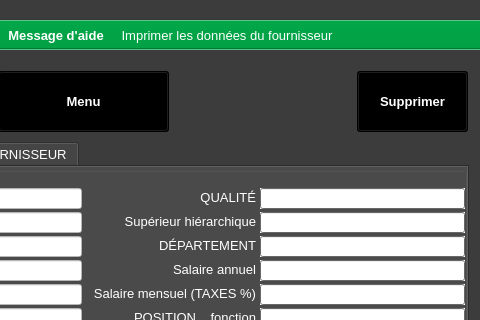
Qt form ui/supplier/yeroth-erp-fournisseur-details-window.ui (yerothd/yeroth-erp-3-0) before a commit; both pictures show x 320 to 800 and y 0 to 320 of the 800 by 600 pixel window.
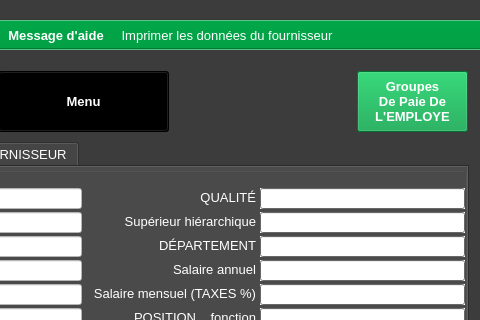
The same form after that commit. Icons and pictures are not drawn. Custom widgets are drawn as their Qt base class.

Diff of the .ui file:
```diff
--- a/ui/supplier/yeroth-erp-fournisseur-details-window.ui
+++ b/ui/supplier/yeroth-erp-fournisseur-details-window.ui
@@ -1414,45 +1414,45 @@
        <colorrole role="Button">
         <brush brushstyle="SolidPattern">
          <color alpha="255">
-          <red>0</red>
-          <green>0</green>
-          <blue>0</blue>
+          <red>2</red>
+          <green>160</green>
+          <blue>70</blue>
          </color>
         </brush>
        </colorrole>
        <colorrole role="Light">
         <brush brushstyle="SolidPattern">
          <color alpha="255">
-          <red>0</red>
-          <green>0</green>
-          <blue>0</blue>
+          <red>3</red>
+          <green>240</green>
+          <blue>105</blue>
          </color>
         </brush>
        </colorrole>
        <colorrole role="Midlight">
         <brush brushstyle="SolidPattern">
          <color alpha="255">
-          <red>0</red>
-          <green>0</green>
-          <blue>0</blue>
+          <red>2</red>
+          <green>200</green>
+          <blue>87</blue>
          </color>
         </brush>
        </colorrole>
        <colorrole role="Dark">
         <brush brushstyle="SolidPattern">
          <color alpha="255">
-          <red>0</red>
-          <green>0</green>
-          <blue>0</blue>
+          <red>1</red>
+          <green>80</green>
+          <blue>35</blue>
          </color>
         </brush>
        </colorrole>
        <colorrole role="Mid">
         <brush brushstyle="SolidPattern">
          <color alpha="255">
-          <red>0</red>
-          <green>0</green>
-          <blue>0</blue>
+          <red>1</red>
+          <green>107</green>
+          <blue>47</blue>
          </color>
         </brush>
        </colorrole>
@@ -1486,18 +1486,18 @@
        <colorrole role="Base">
         <brush brushstyle="SolidPattern">
          <color alpha="255">
-          <red>0</red>
-          <green>0</green>
-          <blue>0</blue>
+          <red>255</red>
+          <green>255</green>
+          <blue>255</blue>
          </color>
         </brush>
        </colorrole>
        <colorrole role="Window">
         <brush brushstyle="SolidPattern">
          <color alpha="255">
-          <red>0</red>
-          <green>0</green>
-          <blue>0</blue>
+          <red>2</red>
+          <green>160</green>
+          <blue>70</blue>
          </color>
         </brush>
        </colorrole>
@@ -1510,12 +1510,30 @@
          </color>
         </brush>
        </colorrole>
+       <colorrole role="Highlight">
+        <brush brushstyle="SolidPattern">
+         <color alpha="255">
+          <red>0</red>
+          <green>0</green>
+          <blue>0</blue>
+         </color>
+        </brush>
+       </colorrole>
+       <colorrole role="HighlightedText">
+        <brush brushstyle="SolidPattern">
+         <color alpha="255">
+          <red>2</red>
+          <green>160</green>
+          <blue>70</blue>
+         </color>
+        </brush>
+       </colorrole>
        <colorrole role="AlternateBase">
         <brush brushstyle="SolidPattern">
          <color alpha="255">
-          <red>0</red>
-          <green>0</green>
-          <blue>0</blue>
+          <red>128</red>
+          <green>207</green>
+          <blue>162</blue>
          </color>
         </brush>
        </colorrole>
@@ -1538,7 +1556,7 @@
         </brush>
        </colorrole>
        <colorrole role="PlaceholderText">
-        <brush brushstyle="NoBrush">
+        <brush brushstyle="SolidPattern">
          <color alpha="128">
           <red>255</red>
           <green>255</green>
@@ -1560,45 +1578,45 @@
        <colorrole role="Button">
         <brush brushstyle="SolidPattern">
          <color alpha="255">
-          <red>0</red>
-          <green>0</green>
-          <blue>0</blue>
+          <red>2</red>
+          <green>160</green>
+          <blue>70</blue>
          </color>
         </brush>
        </colorrole>
        <colorrole role="Light">
         <brush brushstyle="SolidPattern">
          <color alpha="255">
-          <red>0</red>
-          <green>0</green>
-          <blue>0</blue>
+          <red>3</red>
+          <green>240</green>
+          <blue>105</blue>
          </color>
         </brush>
        </colorrole>
        <colorrole role="Midlight">
         <brush brushstyle="SolidPattern">
          <color alpha="255">
-          <red>0</red>
-          <green>0</green>
-          <blue>0</blue>
+          <red>2</red>
+          <green>200</green>
+          <blue>87</blue>
          </color>
         </brush>
        </colorrole>
        <colorrole role="Dark">
         <brush brushstyle="SolidPattern">
          <color alpha="255">
-          <red>0</red>
-          <green>0</green>
-          <blue>0</blue>
+          <red>1</red>
+          <green>80</green>
+          <blue>35</blue>
          </color>
         </brush>
        </colorrole>
        <colorrole role="Mid">
         <brush brushstyle="SolidPattern">
          <color alpha="255">
-          <red>0</red>
-          <green>0</green>
-          <blue>0</blue>
+          <red>1</red>
+          <green>107</green>
+          <blue>47</blue>
          </color>
         </brush>
        </colorrole>
@@ -1632,18 +1650,18 @@
        <colorrole role="Base">
         <brush brushstyle="SolidPattern">
          <color alpha="255">
-          <red>0</red>
-          <green>0</green>
-          <blue>0</blue>
+          <red>255</red>
+          <green>255</green>
+          <blue>255</blue>
          </color>
         </brush>
        </colorrole>
        <colorrole role="Window">
         <brush brushstyle="SolidPattern">
          <color alpha="255">
-          <red>0</red>
-          <green>0</green>
-          <blue>0</blue>
+          <red>2</red>
+          <green>160</green>
+          <blue>70</blue>
          </color>
         </brush>
        </colorrole>
@@ -1656,12 +1674,30 @@
          </color>
         </brush>
        </colorrole>
+       <colorrole role="Highlight">
+        <brush brushstyle="SolidPattern">
+         <color alpha="255">
+          <red>0</red>
+          <green>0</green>
+          <blue>0</blue>
+         </color>
+        </brush>
+       </colorrole>
+       <colorrole role="HighlightedText">
+        <brush brushstyle="SolidPattern">
+         <color alpha="255">
+          <red>2</red>
+          <green>160</green>
+          <blue>70</blue>
+         </color>
+        </brush>
+       </colorrole>
        <colorrole role="AlternateBase">
         <brush brushstyle="SolidPattern">
          <color alpha="255">
-          <red>0</red>
-          <green>0</green>
-          <blue>0</blue>
+          <red>128</red>
+          <green>207</green>
+          <blue>162</blue>
          </color>
         </brush>
        </colorrole>
@@ -1684,7 +1720,7 @@
         </brush>
        </colorrole>
        <colorrole role="PlaceholderText">
-        <brush brushstyle="NoBrush">
+        <brush brushstyle="SolidPattern">
          <color alpha="128">
           <red>255</red>
           <green>255</green>
@@ -1697,63 +1733,63 @@
        <colorrole role="WindowText">
         <brush brushstyle="SolidPattern">
          <color alpha="255">
-          <red>0</red>
-          <green>0</green>
-          <blue>0</blue>
+          <red>1</red>
+          <green>80</green>
+          <blue>35</blue>
          </color>
         </brush>
        </colorrole>
        <colorrole role="Button">
         <brush brushstyle="SolidPattern">
          <color alpha="255">
-          <red>0</red>
-          <green>0</green>
-          <blue>0</blue>
+          <red>2</red>
+          <green>160</green>
+          <blue>70</blue>
          </color>
         </brush>
        </colorrole>
        <colorrole role="Light">
         <brush brushstyle="SolidPattern">
          <color alpha="255">
-          <red>0</red>
-          <green>0</green>
-          <blue>0</blue>
+          <red>3</red>
+          <green>240</green>
+          <blue>105</blue>
          </color>
         </brush>
        </colorrole>
        <colorrole role="Midlight">
         <brush brushstyle="SolidPattern">
          <color alpha="255">
-          <red>0</red>
-          <green>0</green>
-          <blue>0</blue>
+          <red>2</red>
+          <green>200</green>
+          <blue>87</blue>
          </color>
         </brush>
        </colorrole>
        <colorrole role="Dark">
         <brush brushstyle="SolidPattern">
          <color alpha="255">
-          <red>0</red>
-          <green>0</green>
-          <blue>0</blue>
+          <red>1</red>
+          <green>80</green>
+          <blue>35</blue>
          </color>
         </brush>
        </colorrole>
        <colorrole role="Mid">
         <brush brushstyle="SolidPattern">
          <color alpha="255">
-          <red>0</red>
-          <green>0</green>
-          <blue>0</blue>
+          <red>1</red>
+          <green>107</green>
+          <blue>47</blue>
          </color>
         </brush>
        </colorrole>
        <colorrole role="Text">
         <brush brushstyle="SolidPattern">
          <color alpha="255">
-          <red>0</red>
-          <green>0</green>
-          <blue>0</blue>
+          <red>1</red>
+          <green>80</green>
+          <blue>35</blue>
          </color>
         </brush>
        </colorrole>
@@ -1769,27 +1805,27 @@
        <colorrole role="ButtonText">
         <brush brushstyle="SolidPattern">
          <color alpha="255">
-          <red>0</red>
-          <green>0</green>
-          <blue>0</blue>
+          <red>1</red>
+          <green>80</green>
+          <blue>35</blue>
          </color>
         </brush>
        </colorrole>
        <colorrole role="Base">
         <brush brushstyle="SolidPattern">
          <color alpha="255">
-          <red>0</red>
-          <green>0</green>
-          <blue>0</blue>
+          <red>2</red>
+          <green>160</green>
+          <blue>70</blue>
          </color>
         </brush>
        </colorrole>
        <colorrole role="Window">
         <brush brushstyle="SolidPattern">
          <color alpha="255">
-          <red>0</red>
-          <green>0</green>
-          <blue>0</blue>
+          <red>2</red>
+          <green>160</green>
+          <blue>70</blue>
          </color>
         </brush>
        </colorrole>
@@ -1802,12 +1838,30 @@
          </color>
         </brush>
        </colorrole>
+       <colorrole role="Highlight">
+        <brush brushstyle="SolidPattern">
+         <color alpha="255">
+          <red>145</red>
+          <green>145</green>
+          <blue>145</blue>
+         </color>
+        </brush>
+       </colorrole>
+       <colorrole role="HighlightedText">
+        <brush brushstyle="SolidPattern">
+         <color alpha="255">
+          <red>2</red>
+          <green>160</green>
+          <blue>70</blue>
+         </color>
+        </brush>
+       </colorrole>
        <colorrole role="AlternateBase">
         <brush brushstyle="SolidPattern">
          <color alpha="255">
-          <red>0</red>
-          <green>0</green>
-          <blue>0</blue>
+          <red>2</red>
+          <green>160</green>
+          <blue>70</blue>
          </color>
         </brush>
        </colorrole>
@@ -1830,11 +1884,11 @@
         </brush>
        </colorrole>
        <colorrole role="PlaceholderText">
-        <brush brushstyle="NoBrush">
+        <brush brushstyle="SolidPattern">
          <color alpha="128">
-          <red>255</red>
-          <green>255</green>
-          <blue>255</blue>
+          <red>0</red>
+          <green>0</green>
+          <blue>0</blue>
          </color>
         </brush>
        </colorrole>
@@ -1850,7 +1904,9 @@
      </font>
     </property>
     <property name="text">
-     <string>Supprimer</string>
+     <string>Groupes
+De Paie De
+L'EMPLOYE</string>
     </property>
    </widget>
    <widget class="YerothPushButton" name="pushButton_menu">
```
Left out of the diff: 4 changed lines with no effect on the pictures.
